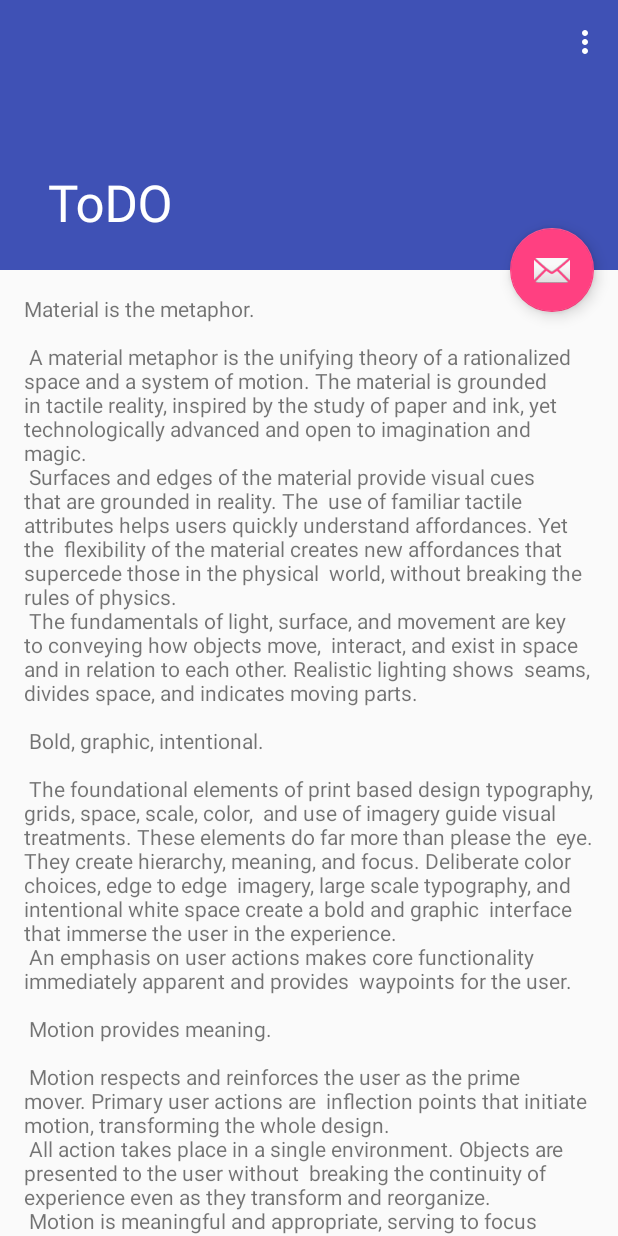
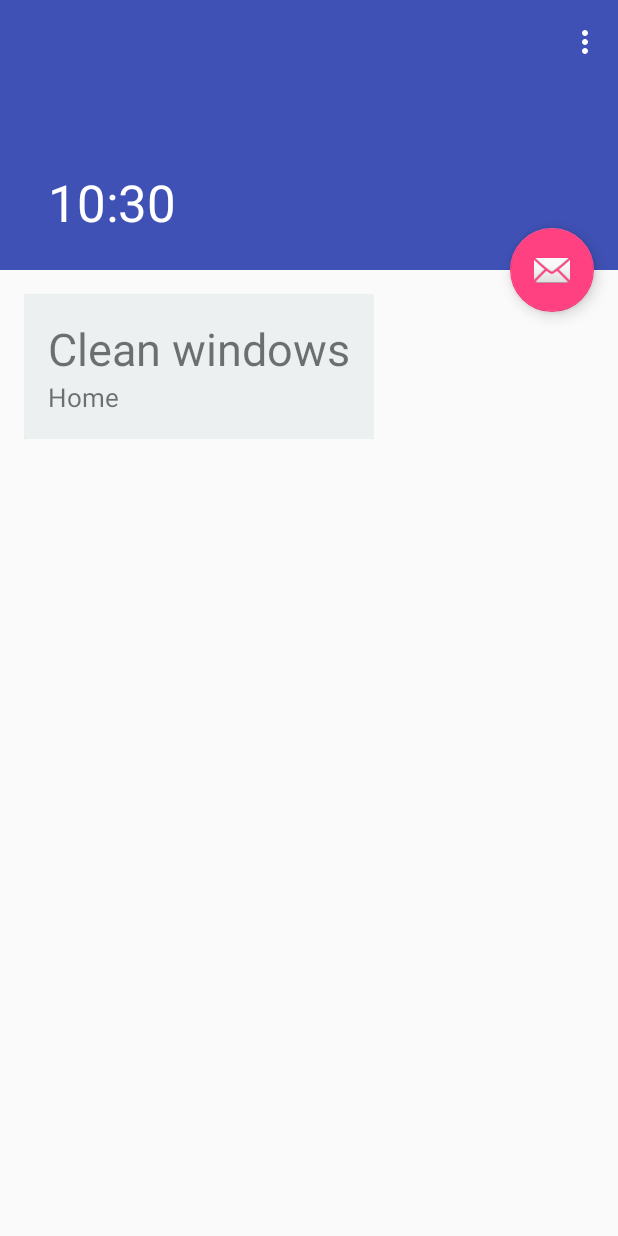
Before and after one commit to ribicnejc/ToDO, an Android app: the screen it shows after launch (ScrollingActivity), on a phone screen of 412 x 824 dp. Run offline under Robolectric (Android 15) with nearby library versions, the phone set to English and light mode, and no system bars.

Commit message:
Added Recycler view

```diff
--- a/build.gradle
+++ b/build.gradle
@@ -24,4 +24,5 @@ dependencies {
     testCompile 'junit:junit:4.12'
     compile 'com.android.support:appcompat-v7:23.2.0'
     compile 'com.android.support:design:23.2.0'
+    compile 'com.android.support:cardview-v7:23.1.1'
 }
--- /dev/null
+++ b/src/main/java/com/example/povio/todo/Data.java
@@ -0,0 +1,37 @@
+package com.example.povio.todo;
+
+public class Data {
+    String name;
+    String type;
+    int photoID;
+
+    Data(String name, String type, int photoID){
+        this.name = name;
+        this.type = type;
+        this.photoID = photoID;
+    }
+
+    public String getName(){
+        return this.name;
+    }
+
+    public String getType(){
+        return this.type;
+    }
+
+    public int getPhotoID(){
+        return this.photoID;
+    }
+
+    public void setName(String name){
+        this.name = name;
+    }
+
+    public void setType(String type){
+        this.type = type;
+    }
+
+    public void setPhotoID(int photoID) {
+        this.photoID = photoID;
+    }
+}
--- /dev/null
+++ b/src/main/java/com/example/povio/todo/RVAdapter.java
@@ -0,0 +1,77 @@
+package com.example.povio.todo;
+
+import android.content.Context;
+import android.support.v7.widget.RecyclerView;
+import android.support.v7.widget.CardView;
+import android.view.LayoutInflater;
+import android.view.View;
+import android.view.ViewGroup;
+import android.widget.ImageView;
+import android.widget.TextView;
+import android.widget.Toast;
+
+import java.util.List;
+
+public class RVAdapter extends RecyclerView.Adapter<RVAdapter.InfoViewHolder> {
+    private Context mContext;
+    public static class InfoViewHolder extends RecyclerView.ViewHolder implements View.OnClickListener{
+
+        private View.OnClickListener clickListener;
+        CardView cv;
+        TextView thingTodo;
+        TextView type;
+        ImageView weatherPhoto;
+
+        InfoViewHolder(View itemView) {
+            super(itemView);
+            itemView.setOnClickListener(this);
+            thingTodo = (TextView)itemView.findViewById(R.id.todo);
+            type = (TextView)itemView.findViewById(R.id.type);
+            //weatherPhoto = (ImageView)itemView.findViewById(R.id.person_photo);
+        }
+
+        @Override
+        public void onClick(View v) {
+            clickListener.onClick(v);
+        }
+    }
+
+    List<Data> data;
+
+    public RVAdapter(List<Data> data, Context ctx){
+        this.data = data;
+        this.mContext = ctx;
+    }
+
+    @Override
+    public void onAttachedToRecyclerView(RecyclerView recyclerView) {
+        super.onAttachedToRecyclerView(recyclerView);
+    }
+
+    @Override
+    public InfoViewHolder onCreateViewHolder(ViewGroup viewGroup, int i) {
+        View v = LayoutInflater.from(viewGroup.getContext()).inflate(R.layout.card_view, viewGroup, false);
+        InfoViewHolder pvh = new InfoViewHolder(v);
+        return pvh;
+    }
+
+    @Override
+    public void onBindViewHolder(InfoViewHolder weatherViewHolder, final int i) {
+        weatherViewHolder.thingTodo.setText(data.get(i).name);
+        weatherViewHolder.type.setText(data.get(i).type);
+        //weatherViewHolder.weatherPhoto.setImageResource(datas.get(i).photoID);
+        weatherViewHolder.itemView.setOnClickListener(new View.OnClickListener() {
+            @Override
+            public void onClick(View view) {
+                Toast.makeText(mContext, "Thing has been pressed", Toast.LENGTH_SHORT).show();
+            }
+        });
+    }
+
+    @Override
+    public int getItemCount() {
+        return data.size();
+    }
+
+
+}
--- a/src/main/java/com/example/povio/todo/ScrollingActivity.java
+++ b/src/main/java/com/example/povio/todo/ScrollingActivity.java
@@ -4,12 +4,21 @@ import android.os.Bundle;
 import android.support.design.widget.FloatingActionButton;
 import android.support.design.widget.Snackbar;
 import android.support.v7.app.AppCompatActivity;
+import android.support.v7.widget.LinearLayoutManager;
+import android.support.v7.widget.RecyclerView;
 import android.support.v7.widget.Toolbar;
 import android.view.View;
 import android.view.Menu;
 import android.view.MenuItem;
 
+import java.util.ArrayList;
+import java.util.Calendar;
+import java.util.List;
+import java.util.Locale;
+
 public class ScrollingActivity extends AppCompatActivity {
+    public static List<Data> datas = new ArrayList<>();
+    private RecyclerView recyclerView;
 
     @Override
     protected void onCreate(Bundle savedInstanceState) {
@@ -26,6 +35,21 @@ public class ScrollingActivity extends AppCompatActivity {
                         .setAction("Action", null).show();
             }
         });
+        Calendar c = Calendar.getInstance();
+        String finalTime = String.format(Locale.GERMANY, "%d:%d", c.get(Calendar.HOUR), c.get(Calendar.MINUTE));
+        setTitle(finalTime);
+
+        // setup RV
+        recyclerView = (RecyclerView)findViewById(R.id.recyclerView);
+        LinearLayoutManager llm = new LinearLayoutManager(this);
+        recyclerView.setLayoutManager(llm);
+        recyclerView.setHasFixedSize(true);
+
+        // setup adapter
+        final RVAdapter adapter = new RVAdapter(datas, this);
+        recyclerView.setAdapter(adapter);
+        datas.add(new Data("Clean windows", "Home", 1));
+
     }
 
     @Override
--- /dev/null
+++ b/src/main/res/layout/card_view.xml
@@ -0,0 +1,47 @@
+<?xml version="1.0" encoding="utf-8"?>
+<LinearLayout xmlns:android="http://schemas.android.com/apk/res/android"
+    xmlns:app="http://schemas.android.com/apk/res-auto"
+    android:orientation="vertical" android:layout_width="match_parent"
+    android:layout_height="match_parent"
+    android:padding="16dp">
+
+    <android.support.v7.widget.CardView
+        android:layout_width="match_parent"
+        android:layout_height="wrap_content"
+        android:foreground="?android:attr/selectableItemBackground"
+        app:rippleColor="@android:color/white"
+        android:id="@+id/cv"
+        >
+        <RelativeLayout
+            android:layout_width="match_parent"
+            android:layout_height="wrap_content"
+            android:background="#ecf0f1"
+            android:padding="16dp">
+
+            <ImageView
+                android:layout_width="wrap_content"
+                android:layout_height="wrap_content"
+                android:id="@+id/typePhoto"
+                android:layout_alignParentTop="true"
+                />
+
+            <TextView
+                android:layout_width="wrap_content"
+                android:layout_height="wrap_content"
+                android:id="@+id/todo"
+                android:layout_alignParentTop="true"
+                android:textSize="30sp"
+                />
+
+            <TextView
+                android:layout_width="wrap_content"
+                android:layout_height="wrap_content"
+                android:id="@+id/type"
+                android:textSize="17sp"
+                android:layout_below="@+id/todo"
+                />
+
+        </RelativeLayout>
+    </android.support.v7.widget.CardView>
+
+</LinearLayout>
--- a/src/main/res/layout/content_scrolling.xml
+++ b/src/main/res/layout/content_scrolling.xml
@@ -8,10 +8,11 @@
     tools:context="com.example.povio.todo.ScrollingActivity"
     tools:showIn="@layout/activity_scrolling">
 
-    <TextView
+    <android.support.v7.widget.RecyclerView
+        android:id="@+id/recyclerView"
         android:layout_width="wrap_content"
         android:layout_height="wrap_content"
-        android:layout_margin="@dimen/text_margin"
-        android:text="@string/large_text" />
+        tools:context=".ScrollingActivity" />
+
 
 </android.support.v4.widget.NestedScrollView>
```
Also changed, not shown: 1 other file.
